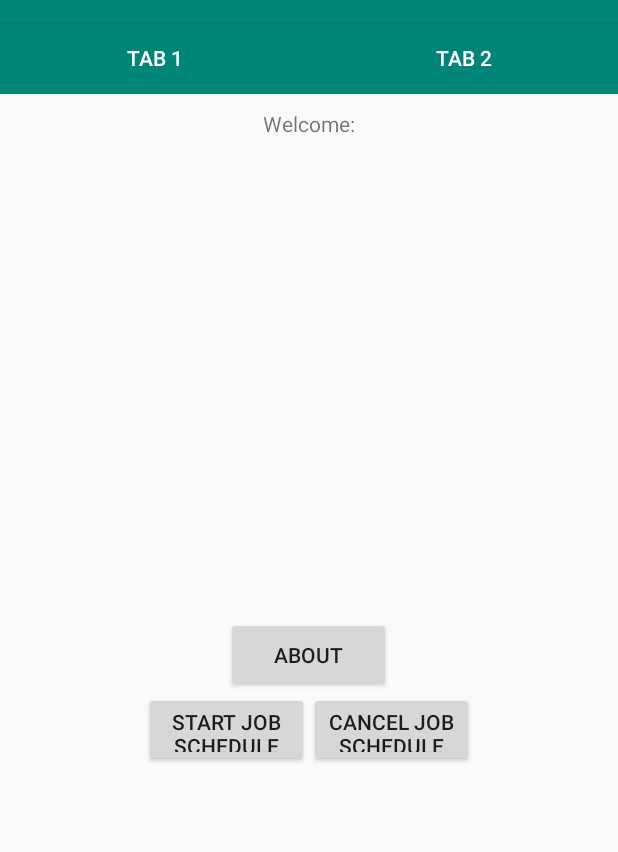
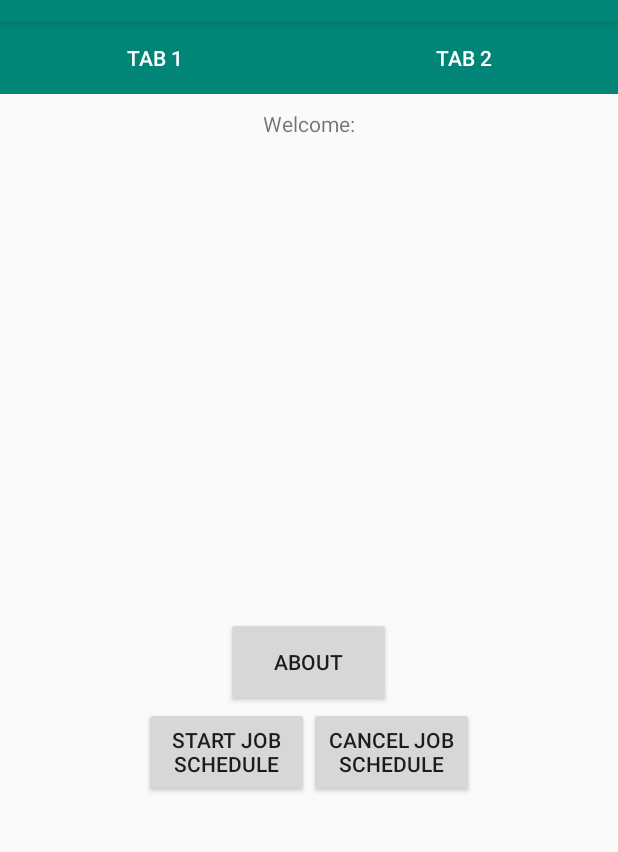
Before and after one commit to rezagrsn/Pertemuan03, an Android app: the activity_pertemuan03__constraint_layout screen opened directly, with no data from a screen before it, on a phone screen of 412 x 824 dp, the part 62-914 px from its top. Run offline under Robolectric (Android 15) with nearby library versions, the phone set to English and light mode, and no system bars.

```diff
--- a/app/build.gradle
+++ b/app/build.gradle
@@ -21,10 +21,11 @@ android {
 
 dependencies {
     implementation fileTree(dir: 'libs', include: ['*.jar'])
-    implementation 'androidx.appcompat:appcompat:1.0.2'
+    implementation 'androidx.appcompat:appcompat:1.1.0'
     implementation 'androidx.constraintlayout:constraintlayout:1.1.3'
     implementation 'androidx.legacy:legacy-support-v4:1.0.0'
     testImplementation 'junit:junit:4.12'
     androidTestImplementation 'androidx.test:runner:1.2.0'
     androidTestImplementation 'androidx.test.espresso:espresso-core:3.2.0'
+    implementation 'androidx.recyclerview:recyclerview:1.0.0'
 }
--- a/app/src/main/res/layout/activity_pertemuan03__constraint_layout.xml
+++ b/app/src/main/res/layout/activity_pertemuan03__constraint_layout.xml
@@ -19,8 +19,9 @@
             android:layout_weight="1"
             android:background="@color/colorPrimary"
             android:onClick="loadFragmentOne"
-            android:text="Tab 1"
-            android:textColor="#FFFFFF" />
+            android:text="@string/tab_1"
+            android:textColor="#FFFFFF"
+            tools:ignore="ButtonStyle" />
 
         <Button
             android:id="@+id/btnTab2"
@@ -30,8 +31,9 @@
             android:layout_weight="1"
             android:background="@color/colorPrimary"
             android:onClick="loadFragmentTwo"
-            android:text="Tab 2"
-            android:textColor="#FFFFFF" />
+            android:text="@string/tab_2"
+            android:textColor="#FFFFFF"
+            tools:ignore="ButtonStyle" />
 
     </LinearLayout>
 
@@ -42,14 +44,14 @@
         android:layout_height="wrap_content"
         android:layout_gravity="center"
         android:layout_marginTop="10dp"
-        android:text="Welcome:" />
+        android:text="@string/welcome" />
 
     <TextView
         android:id="@+id/txtUsername"
         android:layout_width="wrap_content"
         android:layout_height="wrap_content"
         android:layout_gravity="center"
-        android:text="User" />
+        android:text="@string/user" />
 
     <FrameLayout
         android:id="@+id/mainFrag"
@@ -67,9 +69,9 @@
         <Button
             android:id="@+id/btnAbout"
             android:layout_width="110dp"
-            android:layout_height="50dp"
+            android:layout_height="60dp"
             android:layout_gravity="center"
-            android:text="About" />
+            android:text="@string/about" />
 
     </LinearLayout>
 
@@ -82,21 +84,22 @@
         <Button
             android:id="@+id/button"
             android:layout_width="110dp"
-            android:layout_height="50dp"
+            android:layout_height="60dp"
             android:layout_weight="1"
             android:layout_gravity="center"
             android:onClick="scheduleJob"
-            android:text="Start Job Schedule"
-            />
+            android:text="@string/start_job_schedule"
+            tools:ignore="ButtonStyle" />
 
         <Button
             android:id="@+id/button2"
             android:layout_width="110dp"
-            android:layout_height="50dp"
+            android:layout_height="60dp"
             android:layout_weight="1"
             android:layout_gravity="center"
             android:onClick="cancelJob"
-            android:text="Cancel Job Schedule" />
+            android:text="@string/cancel_job_schedule"
+            tools:ignore="ButtonStyle" />
     </LinearLayout>
 
 </LinearLayout>
--- a/app/src/main/res/values/strings.xml
+++ b/app/src/main/res/values/strings.xml
@@ -1,10 +1,19 @@
 <resources>
     <string name="app_name">Pertemuan03</string>
-    <string name="about">About</string>
     <string name="teks_about_ada_disini">Teks about ada disini</string>
     <string name="todo">TODO</string>
 
     <!-- TODO: Remove or change this placeholder text -->
     <string name="hello_blank_fragment">Hello blank fragment</string>
     <string name="added_fragment">added_fragment</string>
+    <string name="cancel_job_schedule">Cancel Job Schedule</string>
+    <string name="start_job_schedule">Start Job Schedule</string>
+    <string name="about">About</string>
+    <string name="user">User</string>
+    <string name="welcome">Welcome:</string>
+    <string name="tab_2">Tab 2</string>
+    <string name="todo">TODO</string>
+    <string name="description">Description</string>
+    <string name="example_application">Example application</string>
+    <string name="tab_1">Tab 1</string>
 </resources>
```
Also changed, not shown: app/src/main/java/com/example/pertemuan03/Recycle_Adapter.java (added, +52 -0 lines), app/src/main/java/com/example/pertemuan03/activity_pertemuan03__relative_layout.java (+31 -2 lines), app/src/main/res/layout/activity_pertemuan03__relative_layout.xml (+7 -16 lines), app/src/main/res/layout/recycle_item.xml (added, +42 -0 lines).
